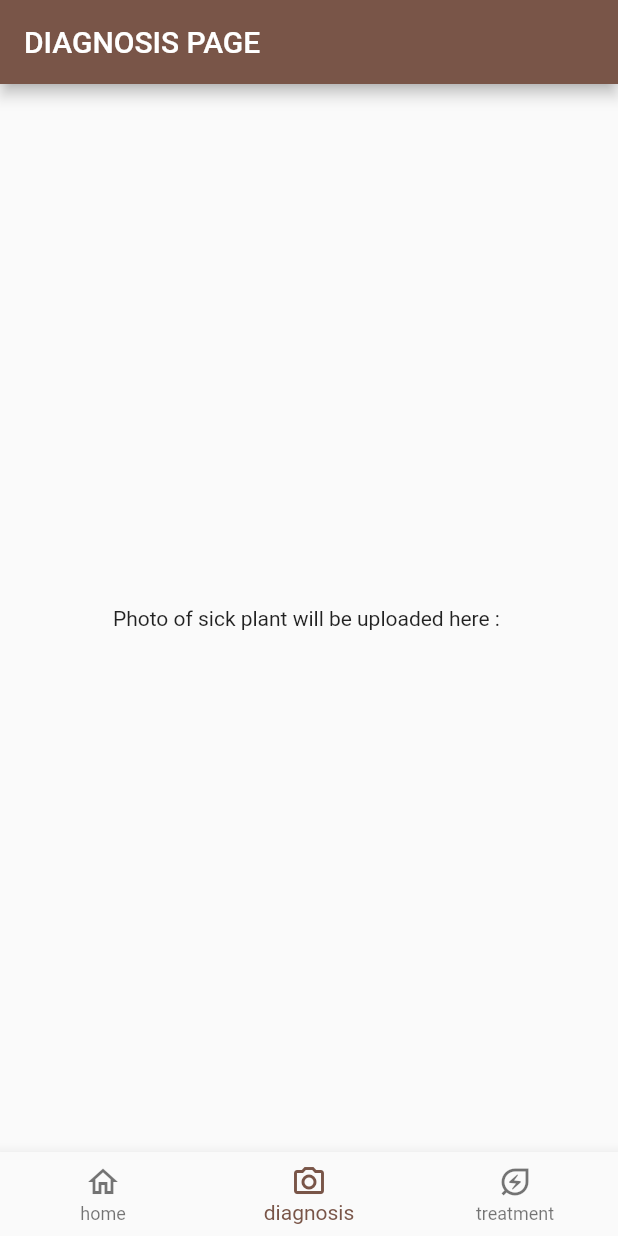
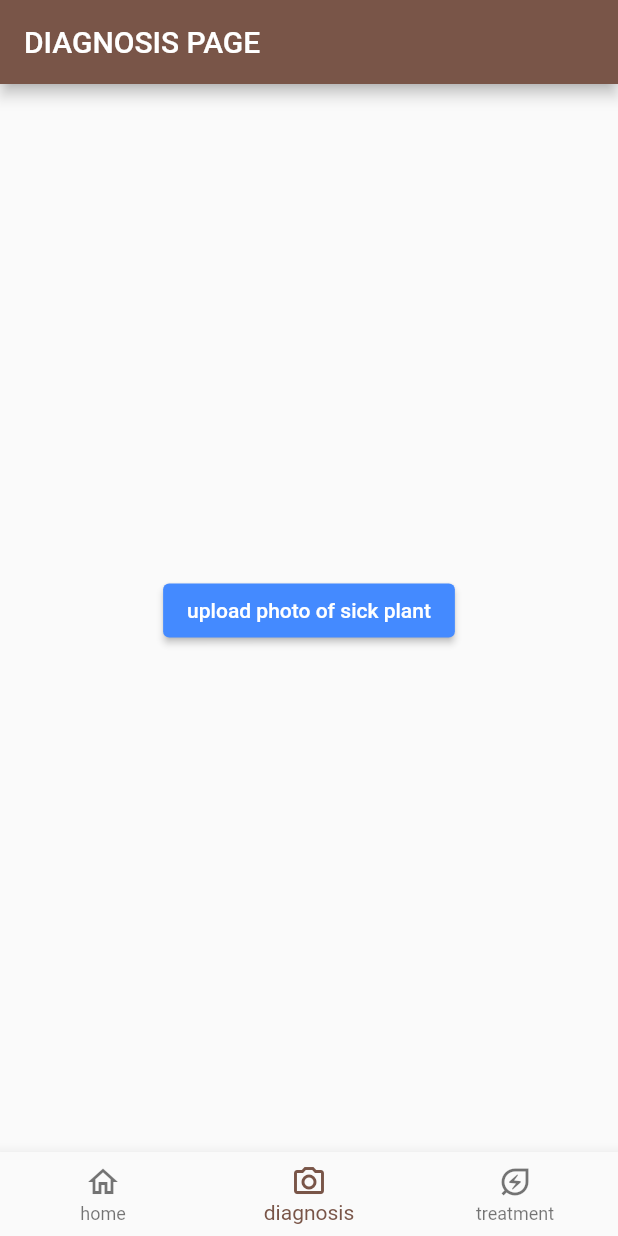
Before and after one commit to notrayo/waru-bora-test-app, a Flutter app: the screen it shows after launch, item 2 of the bottom bar chosen, on a phone screen of 412 x 824 dp. Run offline on Flutter 3.47's test engine with Material 2 defaults, Android fonts, the light colour scheme and no system bars.

Commit message:
added image picker dependancy, upgraded android SDK version and added a pick image button

```diff
--- a/lib/screens/diagnosis_screen.dart
+++ b/lib/screens/diagnosis_screen.dart
@@ -2,17 +2,35 @@ import 'package:flutter/material.dart';
 //import 'package:flutter/src/widgets/container.dart';
 //import 'package:flutter/src/widgets/framework.dart';
 
-class DiagnosisScreen extends StatelessWidget {
+class DiagnosisScreen extends StatefulWidget {
   const DiagnosisScreen({super.key});
 
   @override
+  State<DiagnosisScreen> createState() => _DiagnosisScreenState();
+}
+
+class _DiagnosisScreenState extends State<DiagnosisScreen> {
+  @override
   Widget build(BuildContext context) {
-    return const Scaffold(
+    return Scaffold(
       //app bar
       //body
       body: Center(
-        child: Text('Photo of sick plant will be uploaded here : '),
-      ),
+          child: Column(
+        mainAxisAlignment: MainAxisAlignment.center,
+        children: [
+          ElevatedButton(
+            onPressed: () {},
+            style: ElevatedButton.styleFrom(
+                foregroundColor: Colors.white,
+                backgroundColor: Colors.blueAccent),
+            child: const Text('upload photo of sick plant'),
+          ),
+          const SizedBox(
+            height: 10,
+          )
+        ],
+      )),
     );
   }
 }
--- a/pubspec.yaml
+++ b/pubspec.yaml
@@ -36,6 +36,8 @@ dependencies:
   # The following adds the Cupertino Icons font to your application.
   # Use with the CupertinoIcons class for iOS style icons.
   cupertino_icons: ^1.0.2
+  image_picker: ^0.8.7+2
+  permission_handler: ^10.2.0
 
 dev_dependencies:
   flutter_test:
```
Also changed, not shown: pubspec.lock, 3 other files.
